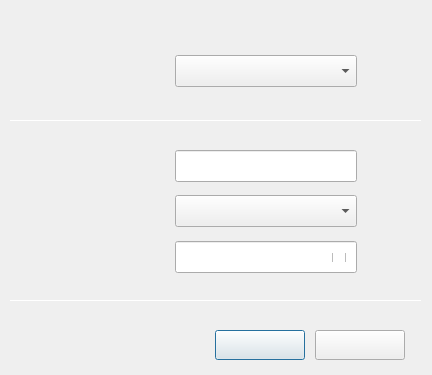
Above: wireless-security/dlgconnhidwifiwpa.ui from ukui/kylin-nm before the change. Below: the same form after it.
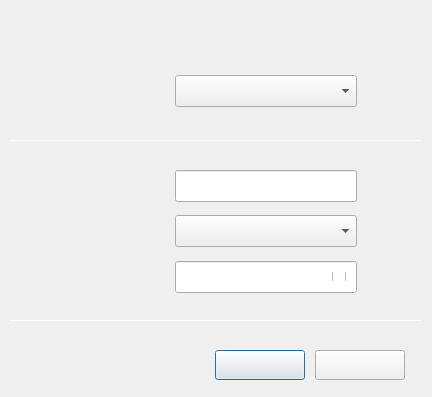
That is the form after the change.

What changed in the file:
```diff
--- a/wireless-security/dlgconnhidwifiwpa.ui
+++ b/wireless-security/dlgconnhidwifiwpa.ui
@@ -7,7 +7,7 @@
     <x>0</x>
     <y>0</y>
     <width>432</width>
-    <height>375</height>
+    <height>397</height>
    </rect>
   </property>
   <property name="windowTitle">
@@ -17,7 +17,7 @@
    <property name="geometry">
     <rect>
      <x>76</x>
-     <y>156</y>
+     <y>176</y>
      <width>90</width>
      <height>20</height>
     </rect>
@@ -35,7 +35,7 @@
    <property name="geometry">
     <rect>
      <x>76</x>
-     <y>201</y>
+     <y>221</y>
      <width>90</width>
      <height>20</height>
     </rect>
@@ -53,7 +53,7 @@
    <property name="geometry">
     <rect>
      <x>215</x>
-     <y>330</y>
+     <y>350</y>
      <width>90</width>
      <height>30</height>
     </rect>
@@ -71,7 +71,7 @@
    <property name="geometry">
     <rect>
      <x>175</x>
-     <y>55</y>
+     <y>75</y>
      <width>182</width>
      <height>32</height>
     </rect>
@@ -89,7 +89,7 @@
    <property name="geometry">
     <rect>
      <x>332</x>
-     <y>253</y>
+     <y>272</y>
      <width>18</width>
      <height>9</height>
     </rect>
@@ -107,7 +107,7 @@
    <property name="geometry">
     <rect>
      <x>76</x>
-     <y>246</y>
+     <y>266</y>
      <width>90</width>
      <height>20</height>
     </rect>
@@ -125,7 +125,7 @@
    <property name="geometry">
     <rect>
      <x>175</x>
-     <y>195</y>
+     <y>215</y>
      <width>182</width>
      <height>32</height>
     </rect>
@@ -143,7 +143,7 @@
    <property name="geometry">
     <rect>
      <x>175</x>
-     <y>241</y>
+     <y>261</y>
      <width>182</width>
      <height>32</height>
     </rect>
@@ -161,7 +161,7 @@
    <property name="geometry">
     <rect>
      <x>315</x>
-     <y>330</y>
+     <y>350</y>
      <width>90</width>
      <height>30</height>
     </rect>
@@ -179,7 +179,7 @@
    <property name="geometry">
     <rect>
      <x>76</x>
-     <y>60</y>
+     <y>80</y>
      <width>90</width>
      <height>20</height>
     </rect>
@@ -200,7 +200,7 @@
    <property name="geometry">
     <rect>
      <x>175</x>
-     <y>150</y>
+     <y>170</y>
      <width>182</width>
      <height>32</height>
     </rect>
@@ -228,7 +228,7 @@
    <property name="geometry">
     <rect>
      <x>30</x>
-     <y>15</y>
+     <y>30</y>
      <width>140</width>
      <height>22</height>
     </rect>
@@ -241,7 +241,7 @@
    <property name="geometry">
     <rect>
      <x>10</x>
-     <y>120</y>
+     <y>140</y>
      <width>412</width>
      <height>1</height>
     </rect>
@@ -254,7 +254,7 @@
    <property name="geometry">
     <rect>
      <x>10</x>
-     <y>300</y>
+     <y>320</y>
      <width>412</width>
      <height>1</height>
     </rect>
```
